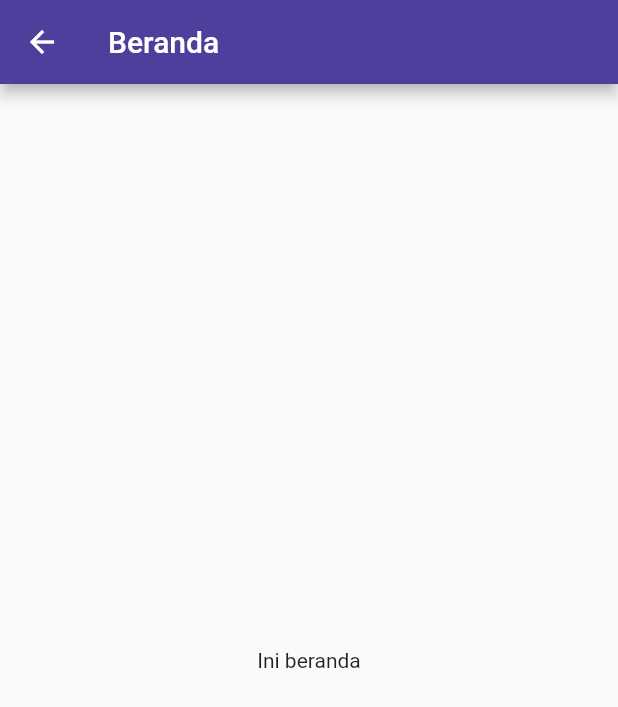
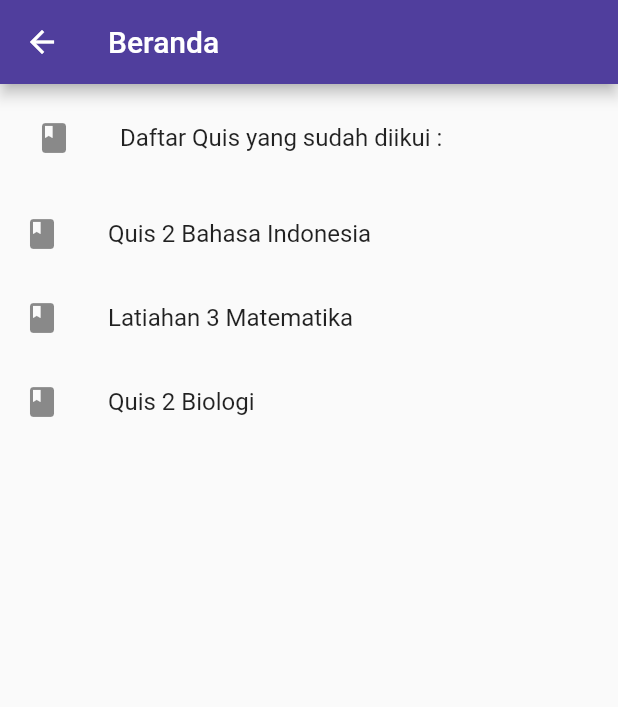
Before and after one commit to bintangkurniawanpp/MobileB_KelompokM_SDGS-4, a Flutter app: the HomePage screen opened directly, on a phone screen of 412 x 824 dp. Shown: the top 707 px of the screen. Run offline on Flutter 3.47's test engine with Material 2 defaults, Android fonts, the phone set to English and light mode, and no system bars; our stand-ins replace google_fonts.

Commit message:
Added Listview in HomePage

```diff
--- a/lib/ui/page/HomePage.dart
+++ b/lib/ui/page/HomePage.dart
@@ -4,7 +4,6 @@ class HomePage extends StatefulWidget {
   @override
   _HomePageState createState() => _HomePageState();
 }
-
 class _HomePageState extends State<HomePage> {
   @override
   Widget build(BuildContext context) {
@@ -13,9 +12,31 @@ class _HomePageState extends State<HomePage> {
         backgroundColor: mainColor,
         title: Text('Beranda'),
         ),
-        body: Center(
-          child: Text('Ini beranda'),
-          ),
+
+        body: ListView(
+          children: <Widget>[
+            Padding(
+              padding: EdgeInsets.all(8.0),
+              child:
+              ListTile(
+                leading: Icon(Icons.book),
+                title: Text('Daftar Quis yang sudah diikui : '),
+              ),
+            ),
+              ListTile(
+                leading: Icon(Icons.book),
+                title: Text('Quis 2 Bahasa Indonesia'),
+              ),
+              ListTile(
+                leading: Icon(Icons.book),
+                title: Text('Latiahan 3 Matematika'),
+              ),
+              ListTile(
+                leading: Icon(Icons.book),
+                title: Text('Quis 2 Biologi'),
+              ),
+          ],
+        ),
     );
   }
 }
```
